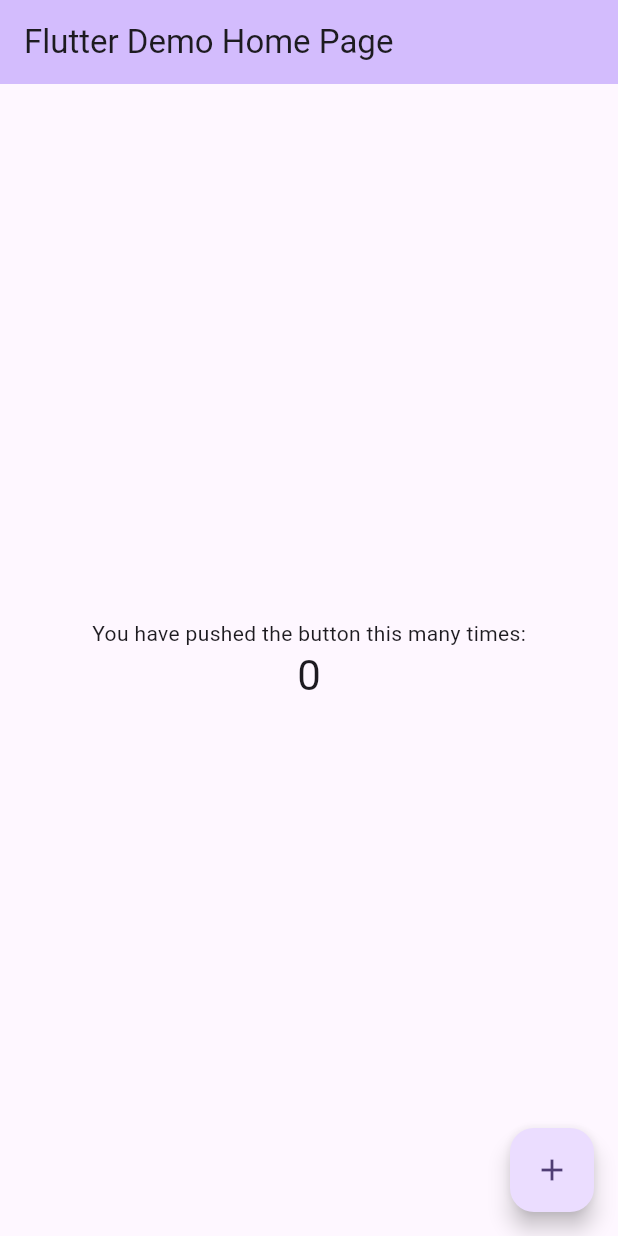
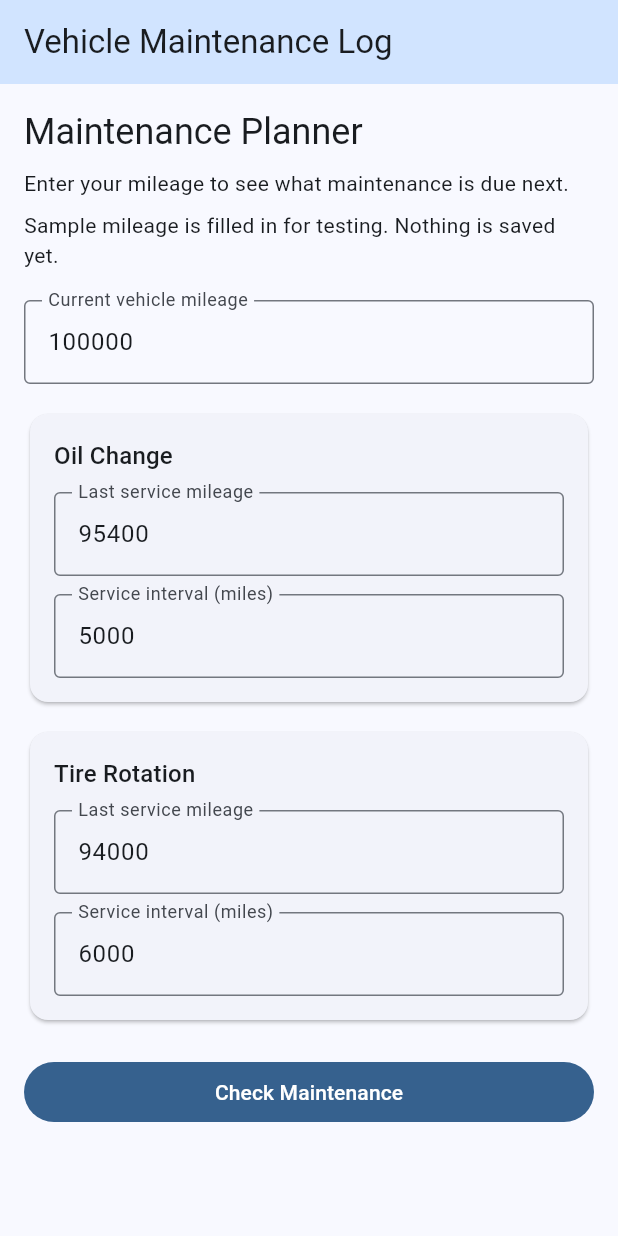
Before and after one commit to williammadisondavis/vehicle_maintenance_log, a Flutter app: the screen it shows after launch, on a phone screen of 412 x 824 dp. Run offline on Flutter 3.47's test engine with Material 3 defaults, Android fonts, the phone set to English and light mode, and no system bars.

Commit message:
Built maintenance planner and added two tests

```diff
--- a/lib/main.dart
+++ b/lib/main.dart
@@ -1,4 +1,6 @@
+
 import 'package:flutter/material.dart';
+import 'maintenance_planner.dart';
 
 void main() {
   runApp(const MyApp());
@@ -7,115 +9,228 @@ void main() {
 class MyApp extends StatelessWidget {
   const MyApp({super.key});
 
-  // This widget is the root of your application.
   @override
   Widget build(BuildContext context) {
     return MaterialApp(
-      title: 'Flutter Demo',
+      title: 'Vehicle Maintenance Log',
+      debugShowCheckedModeBanner: false,
       theme: ThemeData(
-        // This is the theme of your application.
-        //
-        // TRY THIS: Try running your application with "flutter run". You'll see
-        // the application has a purple toolbar. Then, without quitting the app,
-        // try changing the seedColor in the colorScheme below to Colors.green
-        // and then invoke "hot reload" (save your changes or press the "hot
-        // reload" button in a Flutter-supported IDE, or press "r" if you used
-        // the command line to start the app).
-        //
-        // Notice that the counter didn't reset back to zero; the application
-        // state is not lost during the reload. To reset the state, use hot
-        // restart instead.
-        //
-        // This works for code too, not just values: Most code changes can be
-        // tested with just a hot reload.
-        colorScheme: .fromSeed(seedColor: Colors.deepPurple),
+        colorScheme: ColorScheme.fromSeed(seedColor: Colors.blue),
+        useMaterial3: true,
       ),
-      home: const MyHomePage(title: 'Flutter Demo Home Page'),
+      home: const MaintenancePage(),
     );
   }
 }
 
-class MyHomePage extends StatefulWidget {
-  const MyHomePage({super.key, required this.title});
-
-  // This widget is the home page of your application. It is stateful, meaning
-  // that it has a State object (defined below) that contains fields that affect
-  // how it looks.
-
-  // This class is the configuration for the state. It holds the values (in this
-  // case the title) provided by the parent (in this case the App widget) and
-  // used by the build method of the State. Fields in a Widget subclass are
-  // always marked "final".
-
-  final String title;
+class MaintenancePage extends StatefulWidget {
+  const MaintenancePage({super.key});
 
   @override
-  State<MyHomePage> createState() => _MyHomePageState();
+  State<MaintenancePage> createState() => _MaintenancePageState();
 }
 
-class _MyHomePageState extends State<MyHomePage> {
-  int _counter = 0;
+class _MaintenancePageState extends State<MaintenancePage> {
+  final mileageController = TextEditingController(text: '100000');
+  final oilController = TextEditingController(text: '95400');
+  final tireController = TextEditingController(text: '94000');
+  final oilIntervalController = TextEditingController(text: '5000');
+  final tireIntervalController = TextEditingController(text: '6000');
 
-  void _incrementCounter() {
+  List<MaintenanceResult> results = [];
+  String? errorMessage;
+  bool calculated = false;
+
+  @override
+  void dispose() {
+    mileageController.dispose();
+    oilController.dispose();
+    tireController.dispose();
+    oilIntervalController.dispose();
+    tireIntervalController.dispose();
+    super.dispose();
+  }
+
+  void calculate() {
+    final mileage = int.tryParse(mileageController.text.trim());
+    final oil = oilController.text.trim();
+    final tires = tireController.text.trim();
+
+    final oilMileage = int.tryParse(oil);
+    final tireMileage = int.tryParse(tires);
+    final oilInterval = int.tryParse(oilIntervalController.text.trim());
+    final tireInterval = int.tryParse(tireIntervalController.text.trim());
+
+    if (mileage == null ||
+        oilInterval == null ||
+        tireInterval == null ||
+        (oil.isNotEmpty && oilMileage == null) ||
+        (tires.isNotEmpty && tireMileage == null)) {
       setState(() {
-      // This call to setState tells the Flutter framework that something has
-      // changed in this State, which causes it to rerun the build method below
-      // so that the display can reflect the updated values. If we changed
-      // _counter without calling setState(), then the build method would not be
-      // called again, and so nothing would appear to happen.
-      _counter++;
+        errorMessage = 'Please enter valid whole numbers.';
+        calculated = false;
       });
+      return;
+    }
+
+    try {
+      final answer = calculateMaintenance(
+        currentMileage: mileage,
+        services: [
+          ServiceHistory(
+            name: 'Oil Change',
+            lastMileage: oilMileage,
+            interval: oilInterval,
+          ),
+          ServiceHistory(
+            name: 'Tire Rotation',
+            lastMileage: tireMileage,
+            interval: tireInterval,
+          ),
+        ],
+      );
+
+      setState(() {
+        results = answer;
+        errorMessage = null;
+        calculated = true;
+      });
+    } on ArgumentError catch (error) {
+      setState(() {
+        errorMessage = error.message.toString();
+        calculated = false;
+      });
+    }
+  }
+
+  Widget numberField(String label, TextEditingController controller) {
+    return TextField(
+      controller: controller,
+      keyboardType: TextInputType.number,
+      decoration: InputDecoration(
+        labelText: label,
+        border: const OutlineInputBorder(),
+      ),
+    );
+  }
+
+  Widget serviceCard(
+    String title,
+    TextEditingController lastMileage,
+    TextEditingController interval,
+  ) {
+    return Card(
+      child: Padding(
+        padding: const EdgeInsets.all(16),
+        child: Column(
+          crossAxisAlignment: CrossAxisAlignment.start,
+          children: [
+            Text(title, style: Theme.of(context).textTheme.titleMedium),
+            const SizedBox(height: 12),
+            numberField('Last service mileage', lastMileage),
+            const SizedBox(height: 12),
+            numberField('Service interval (miles)', interval),
+          ],
+        ),
+      ),
+    );
+  }
+
+  Widget resultCard(MaintenanceResult result) {
+    final milesLeft = result.milesLeft;
+
+    String details;
+
+    if (milesLeft == null) {
+      details = 'Add a service record to calculate the next service.';
+    } else if (milesLeft < 0) {
+      details = '${milesLeft.abs()} miles overdue';
+    } else {
+      details = '$milesLeft miles remaining';
+    }
+
+    return Card(
+      child: ListTile(
+        title: Text(result.name),
+        subtitle: Text(
+          '${result.status}\n'
+          '$details\n'
+          '${result.lastMileage == null ? "No service history" : "Last service: ${result.lastMileage} miles"}\n'
+          '${result.nextMileage == null ? "Next service: unknown" : "Next service: ${result.nextMileage} miles"}',
+        ),
+        isThreeLine: true,
+      ),
+    );
   }
 
   @override
   Widget build(BuildContext context) {
-    // This method is rerun every time setState is called, for instance as done
-    // by the _incrementCounter method above.
-    //
-    // The Flutter framework has been optimized to make rerunning build methods
-    // fast, so that you can just rebuild anything that needs updating rather
-    // than having to individually change instances of widgets.
     return Scaffold(
       appBar: AppBar(
-        // TRY THIS: Try changing the color here to a specific color (to
-        // Colors.amber, perhaps?) and trigger a hot reload to see the AppBar
-        // change color while the other colors stay the same.
-        backgroundColor: Theme.of(context).colorScheme.inversePrimary,
-        // Here we take the value from the MyHomePage object that was created by
-        // the App.build method, and use it to set our appbar title.
-        title: Text(widget.title),
+        title: const Text('Vehicle Maintenance Log'),
+        backgroundColor: Theme.of(context).colorScheme.primaryContainer,
       ),
-      body: Center(
-        // Center is a layout widget. It takes a single child and positions it
-        // in the middle of the parent.
+      body: SingleChildScrollView(
+        padding: const EdgeInsets.all(16),
+        child: Center(
+          child: ConstrainedBox(
+            constraints: const BoxConstraints(maxWidth: 600),
             child: Column(
-          // Column is also a layout widget. It takes a list of children and
-          // arranges them vertically. By default, it sizes itself to fit its
-          // children horizontally, and tries to be as tall as its parent.
-          //
-          // Column has various properties to control how it sizes itself and
-          // how it positions its children. Here we use mainAxisAlignment to
-          // center the children vertically; the main axis here is the vertical
-          // axis because Columns are vertical (the cross axis would be
-          // horizontal).
-          //
-          // TRY THIS: Invoke "debug painting" (choose the "Toggle Debug Paint"
-          // action in the IDE, or press "p" in the console), to see the
-          // wireframe for each widget.
-          mainAxisAlignment: .center,
+              crossAxisAlignment: CrossAxisAlignment.stretch,
               children: [
-            const Text('You have pushed the button this many times:'),
                 Text(
-              '$_counter',
-              style: Theme.of(context).textTheme.headlineMedium,
+                  'Maintenance Planner',
+                  style: Theme.of(context).textTheme.headlineSmall,
                 ),
+                const SizedBox(height: 8),
+                const Text(
+                  'Enter your mileage to see what maintenance is due next.',
+                ),
+                const SizedBox(height: 8),
+                const Text(
+                  'Sample mileage is filled in for testing. Nothing is saved yet.',
+                ),
+                const SizedBox(height: 20),
+                numberField('Current vehicle mileage', mileageController),
+                const SizedBox(height: 16),
+                serviceCard(
+                  'Oil Change',
+                  oilController,
+                  oilIntervalController,
+                ),
+                const SizedBox(height: 12),
+                serviceCard(
+                  'Tire Rotation',
+                  tireController,
+                  tireIntervalController,
+                ),
+                const SizedBox(height: 20),
+                FilledButton(
+                  onPressed: calculate,
+                  child: const Text('Check Maintenance'),
+                ),
+                if (errorMessage != null) ...[
+                  const SizedBox(height: 12),
+                  Text(
+                    errorMessage!,
+                    style: TextStyle(
+                      color: Theme.of(context).colorScheme.error,
+                    ),
+                  ),
+                ],
+                if (calculated) ...[
+                  const SizedBox(height: 24),
+                  Text(
+                    'Maintenance Results',
+                    style: Theme.of(context).textTheme.titleLarge,
+                  ),
+                  const SizedBox(height: 8),
+                  for (final result in results) resultCard(result),
+                ],
               ],
             ),
           ),
-      floatingActionButton: FloatingActionButton(
-        onPressed: _incrementCounter,
-        tooltip: 'Increment',
-        child: const Icon(Icons.add),
+        ),
       ),
     );
   }
--- /dev/null
+++ b/lib/maintenance_planner.dart
@@ -0,0 +1,87 @@
+
+class ServiceHistory {
+  final String name;
+  final int? lastMileage;
+  final int interval;
+
+  ServiceHistory({
+    required this.name,
+    required this.lastMileage,
+    required this.interval,
+  });
+}
+
+class MaintenanceResult {
+  final String name;
+  final int? lastMileage;
+  final int interval;
+  final int currentMileage;
+  final int dueSoonMiles;
+
+  MaintenanceResult({
+    required this.name,
+    required this.lastMileage,
+    required this.interval,
+    required this.currentMileage,
+    required this.dueSoonMiles,
+  });
+
+  int? get nextMileage {
+    if (lastMileage == null) return null;
+    return lastMileage! + interval;
+  }
+
+  int? get milesLeft {
+    if (nextMileage == null) return null;
+    return nextMileage! - currentMileage;
+  }
+
+  String get status {
+    if (milesLeft == null) return 'Not enough service history';
+    if (milesLeft! < 0) return 'Overdue';
+    if (milesLeft! <= dueSoonMiles) return 'Due soon';
+    return 'Not due yet';
+  }
+}
+
+List<MaintenanceResult> calculateMaintenance({
+  required int currentMileage,
+  required List<ServiceHistory> services,
+  int dueSoonMiles = 500,
+}) {
+  if (currentMileage < 0 || dueSoonMiles < 0) {
+    throw ArgumentError('Mileage cannot be negative');
+  }
+
+  final results = <MaintenanceResult>[];
+
+  for (final service in services) {
+    if (service.interval <= 0) {
+      throw ArgumentError('Service interval must be greater than zero');
+    }
+
+    if (service.lastMileage != null &&
+        (service.lastMileage! < 0 ||
+            service.lastMileage! > currentMileage)) {
+      throw ArgumentError('Invalid service mileage');
+    }
+
+    results.add(
+      MaintenanceResult(
+        name: service.name,
+        lastMileage: service.lastMileage,
+        interval: service.interval,
+        currentMileage: currentMileage,
+        dueSoonMiles: dueSoonMiles,
+      ),
+    );
+  }
+
+  results.sort((a, b) {
+    if (a.milesLeft == null) return b.milesLeft == null ? 0 : 1;
+    if (b.milesLeft == null) return -1;
+    return a.milesLeft!.compareTo(b.milesLeft!);
+  });
+
+  return results;
+}
```
Also changed, not shown: 1 other file. Lines whose indentation alone changed are shown as unchanged.
